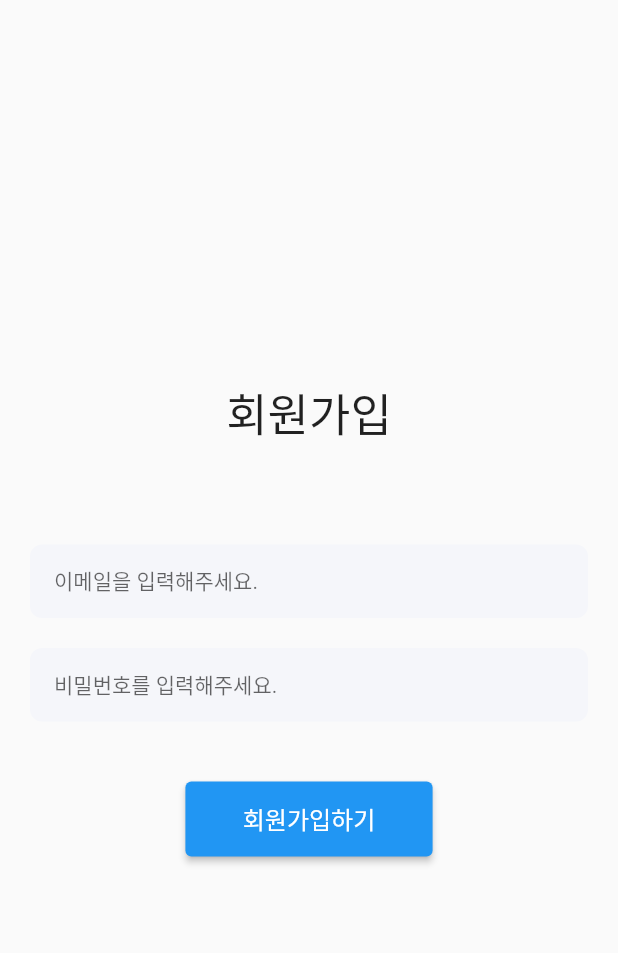
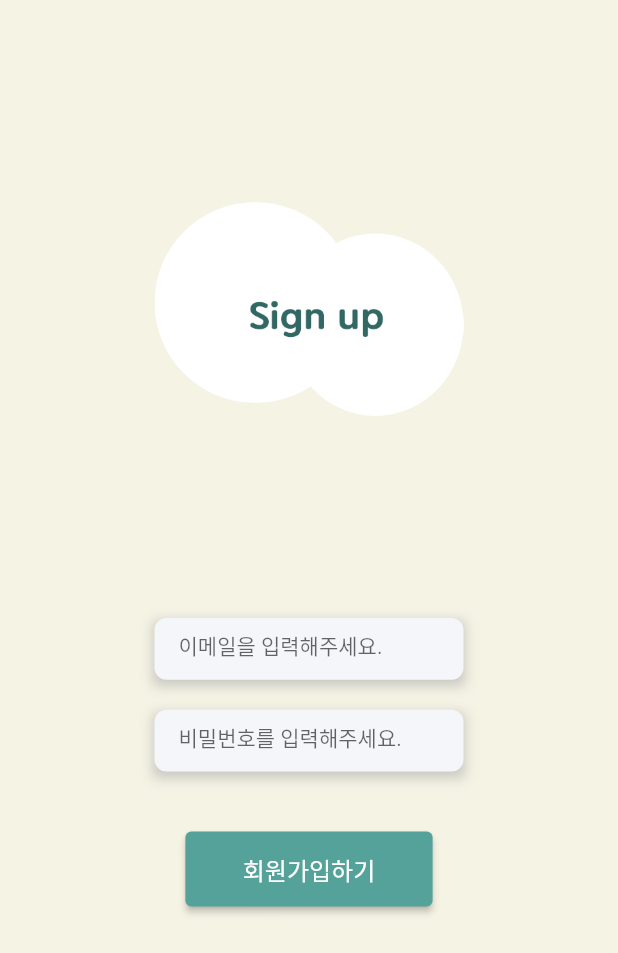
Before and after one commit to 2023-SubwayCongestion/SubwayCongestionApp, a Flutter app: the EmailPasswordSignup screen opened by its route, on a phone screen of 412 x 824 dp. Shown: the top 953 px of the screen. Run offline on Flutter 3.47's test engine with Material 2 defaults, Android fonts, the phone set to English and light mode, and no system bars; our stand-ins replace firebase_auth, firebase_core; accounts and stored records are empty; network calls fail.

Commit message:
회원가입, 로그인 화면 디자인 적용

```diff
--- a/lib/screen/signup_email_password_screen.dart
+++ b/lib/screen/signup_email_password_screen.dart
@@ -1,4 +1,5 @@
 import 'package:subway_congestion/services/firebase_auth_methods.dart';
+import 'package:subway_congestion/widget/custom_image.dart';
 import 'package:subway_congestion/widget/custom_textfield.dart';
 import 'package:flutter/material.dart';
 import 'package:provider/provider.dart';
@@ -26,14 +27,22 @@ class _EmailPasswordSignupState extends State<EmailPasswordSignup> {
   @override
   Widget build(BuildContext context) {
     return Scaffold(
-      body: Column(
-        mainAxisAlignment: MainAxisAlignment.center,
+      body: Stack(
         children: [
-          const Text(
-            "회원가입",
-            style: TextStyle(fontSize: 30),
+          Container(
+            width: double.maxFinite,
+            height: double.maxFinite,
+            color: Color.fromRGBO(245, 243, 228, 1),
           ),
-          SizedBox(height: MediaQuery.of(context).size.height * 0.08),
+          Center(
+            child: Column(
+              children: [
+                CustomImage(
+                  filename: 'assets/sign up.png',
+                  widthPercent: 0.5,
+                  heightPercent: 0.5,
+                ),
+                // SizedBox(height: MediaQuery.of(context).size.height * 0.005),
                 Container(
                   margin: const EdgeInsets.symmetric(horizontal: 20),
                   child: CustomTextField(
@@ -53,7 +62,7 @@ class _EmailPasswordSignupState extends State<EmailPasswordSignup> {
                 ElevatedButton(
                   onPressed: signUpUser,
                   style: ButtonStyle(
-              backgroundColor: MaterialStateProperty.all(Colors.blue),
+                    backgroundColor: MaterialStateProperty.all(Color.fromRGBO(84, 162, 154, 1)),
                     textStyle: MaterialStateProperty.all(
                       const TextStyle(color: Colors.white),
                     ),
@@ -68,6 +77,9 @@ class _EmailPasswordSignupState extends State<EmailPasswordSignup> {
                 ),
               ],
             ),
+          )
+        ],
+      ),
     );
   }
 }
--- a/lib/widget/custom_textfield.dart
+++ b/lib/widget/custom_textfield.dart
@@ -12,7 +12,27 @@ class CustomTextField extends StatelessWidget {
 
   @override
   Widget build(BuildContext context) {
-    return TextField(
+    // 화면 크기 구하기
+    final screenWidth = MediaQuery.of(context).size.width;
+    final screenHeight = MediaQuery.of(context).size.height;
+
+    // 버튼 크기를 화면 크기의 일정 비율로 설정하기
+    final textFieldWidth = screenWidth * 0.5; // 화면 폭의 90%로 버튼 폭 설정
+    final textFieldHeight = screenHeight * 0.05; // 화면 높이의 10%로 버튼 높이 설정
+    return Container(
+      width: textFieldWidth,
+      height: textFieldHeight,
+      decoration: BoxDecoration(
+        boxShadow: [
+          BoxShadow(
+            color: Colors.grey.withOpacity(0.5), // 그림자 색상
+            spreadRadius: 1, // 그림자 확산 정도
+            blurRadius: 6, // 그림자 흐림 정도
+            offset: Offset(0, 3), // 그림자 위치
+          ),
+        ],
+      ),
+      child: TextField(
         controller: controller,
         decoration: InputDecoration(
           border: OutlineInputBorder(
@@ -33,6 +53,7 @@ class CustomTextField extends StatelessWidget {
             fontWeight: FontWeight.w400,
           ),
         ),
+      ),
     );
   }
 }
```
Also changed, not shown: lib/screen/login_email_password_screen.dart (+21 -9 lines), assets/login.png (added), assets/sign up.png (added). Lines whose indentation alone changed are shown as unchanged.
